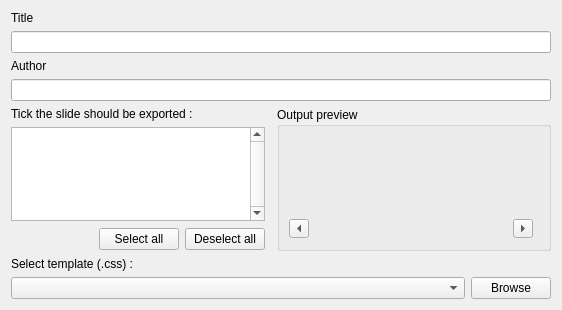
Above: kpresenter/part/ui/KPrHtmlExport.ui from KDE/calligra-history before the change. Below: the same form after it.
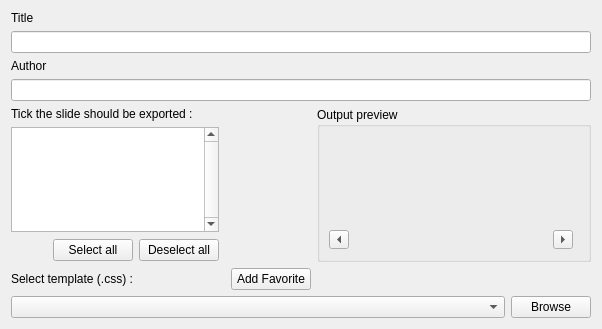
That is the form after the change. Custom widgets are drawn as their Qt base class.

Commit message: new function addFavoriteCSS. The css file added will be placed in the user share directory.

The edit to the form file:
```diff
--- a/kpresenter/part/ui/KPrHtmlExport.ui
+++ b/kpresenter/part/ui/KPrHtmlExport.ui
@@ -7,7 +7,7 @@
     <x>0</x>
     <y>0</y>
     <width>562</width>
-    <height>310</height>
+    <height>329</height>
    </rect>
   </property>
   <property name="windowTitle">
@@ -44,7 +44,7 @@
      </property>
     </widget>
    </item>
-   <item row="7" column="0" colspan="5">
+   <item row="7" column="0" colspan="3">
     <widget class="QLabel" name="textLabel_css">
      <property name="text">
       <string>Select template (.css) :</string>
@@ -78,7 +78,7 @@
      </property>
     </widget>
    </item>
-   <item row="4" column="4" rowspan="3">
+   <item row="4" column="5" rowspan="3">
     <widget class="QGroupBox" name="groupBox_preview">
      <property name="sizePolicy">
       <sizepolicy hsizetype="Preferred" vsizetype="Preferred">
@@ -166,7 +166,7 @@
      </layout>
     </widget>
    </item>
-   <item row="9" column="0" colspan="5">
+   <item row="8" column="0" colspan="6">
     <widget class="QWidget" name="widget" native="true">
      <property name="sizePolicy">
       <sizepolicy hsizetype="Expanding" vsizetype="Preferred">
@@ -207,7 +207,7 @@
      </layout>
     </widget>
    </item>
-   <item row="1" column="0" colspan="5">
+   <item row="1" column="0" colspan="6">
     <widget class="KLineEdit" name="klineedit_title"/>
    </item>
    <item row="2" column="0">
@@ -220,12 +220,29 @@
      </property>
     </widget>
    </item>
-   <item row="3" column="0" colspan="5">
+   <item row="3" column="0" colspan="6">
     <widget class="KLineEdit" name="klineedit_author"/>
    </item>
+   <item row="7" column="4">
+    <widget class="KPushButton" name="buttonAddFavorite">
+     <property name="text">
+      <string>Add Favorite</string>
+     </property>
+    </widget>
+   </item>
   </layout>
  </widget>
  <customwidgets>
+  <customwidget>
+   <class>KComboBox</class>
+   <extends>QComboBox</extends>
+   <header>kcombobox.h</header>
+  </customwidget>
+  <customwidget>
+   <class>KLineEdit</class>
+   <extends>QLineEdit</extends>
+   <header>klineedit.h</header>
+  </customwidget>
   <customwidget>
    <class>KListWidget</class>
    <extends>QListWidget</extends>
@@ -236,16 +253,6 @@
    <extends>QPushButton</extends>
    <header>kpushbutton.h</header>
   </customwidget>
-  <customwidget>
-   <class>KLineEdit</class>
-   <extends>QLineEdit</extends>
-   <header>klineedit.h</header>
-  </customwidget>
-  <customwidget>
-   <class>KComboBox</class>
-   <extends>QComboBox</extends>
-   <header>kcombobox.h</header>
-  </customwidget>
  </customwidgets>
  <resources/>
  <connections/>
```
The commit also changes 2 other files.
